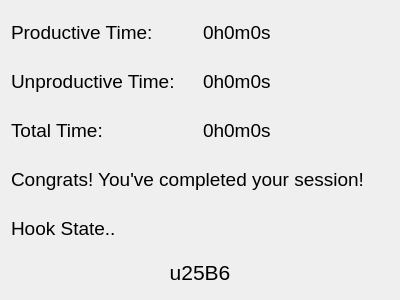
Qt form Tasker/livesession.ui (thebigG/Tasker) before a commit.
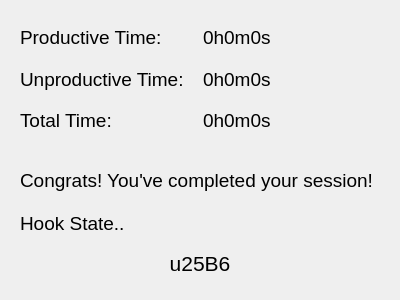
The same form after that commit.

Commit message: -Removed dynamic/ambiguous logic of TaskState. -LiveSession is now self-sustained and ONLY has the responsability of handling current sessions. -Current commitment is protected while the user is in the middle of a Session/Task -TODO:Implement/finish cleanup routines for when the user finishes up a Session/Task -TODO:Allow user to edit Commitments

Patch:
```diff
--- a/Tasker/livesession.ui
+++ b/Tasker/livesession.ui
@@ -14,31 +14,18 @@
    <string>0</string>
   </property>
   <layout class="QGridLayout" name="gridLayout">
-   <item row="3" column="0" colspan="2">
-    <widget class="QLabel" name="taskStateMessageLabel">
+   <item row="0" column="0">
+    <widget class="QWidget" name="clockStateWidget" native="true">
+     <layout class="QGridLayout" name="gridLayout_2">
+      <item row="0" column="0">
+       <widget class="QLabel" name="productiveTimeQLabel">
      <property name="font">
       <font>
        <pointsize>14</pointsize>
       </font>
      </property>
      <property name="text">
-      <string>Congrats! You've completed your session!</string>
-     </property>
-    </widget>
-   </item>
-   <item row="5" column="0" colspan="2">
-    <widget class="QPushButton" name="playButton">
-     <property name="font">
-      <font>
-       <family>Ubuntu</family>
-       <pointsize>16</pointsize>
-      </font>
-     </property>
-     <property name="text">
-      <string>u25B6</string>
-     </property>
-     <property name="flat">
-      <bool>true</bool>
+         <string>Productive Time:</string>
      </property>
     </widget>
    </item>
@@ -54,30 +41,6 @@
      </property>
     </widget>
    </item>
-   <item row="2" column="1">
-    <widget class="QLabel" name="totalTimeValue">
-     <property name="font">
-      <font>
-       <pointsize>14</pointsize>
-      </font>
-     </property>
-     <property name="text">
-      <string>0h0m0s</string>
-     </property>
-    </widget>
-   </item>
-   <item row="2" column="0">
-    <widget class="QLabel" name="sessionLengthQLabel">
-     <property name="font">
-      <font>
-       <pointsize>14</pointsize>
-      </font>
-     </property>
-     <property name="text">
-      <string>Total Time:</string>
-     </property>
-    </widget>
-   </item>
    <item row="1" column="0">
     <widget class="QLabel" name="unproductiveTimeQLabel">
      <property name="font">
@@ -102,19 +65,49 @@
      </property>
     </widget>
    </item>
+      <item row="2" column="0">
+       <widget class="QLabel" name="sessionLengthQLabel">
+        <property name="font">
+         <font>
+          <pointsize>14</pointsize>
+         </font>
+        </property>
+        <property name="text">
+         <string>Total Time:</string>
+        </property>
+       </widget>
+      </item>
+      <item row="2" column="1">
+       <widget class="QLabel" name="totalTimeValue">
+        <property name="font">
+         <font>
+          <pointsize>14</pointsize>
+         </font>
+        </property>
+        <property name="text">
+         <string>0h0m0s</string>
+        </property>
+       </widget>
+      </item>
+     </layout>
+    </widget>
+   </item>
+   <item row="1" column="0">
+    <widget class="QWidget" name="clockDetailsWidget" native="true">
+     <layout class="QGridLayout" name="gridLayout_3">
    <item row="0" column="0">
-    <widget class="QLabel" name="productiveTimeQLabel">
+       <widget class="QLabel" name="taskStateMessageLabel">
      <property name="font">
       <font>
        <pointsize>14</pointsize>
       </font>
      </property>
      <property name="text">
-      <string>Productive Time:</string>
+         <string>Congrats! You've completed your session!</string>
      </property>
     </widget>
    </item>
-   <item row="4" column="0">
+      <item row="1" column="0">
     <widget class="QLabel" name="hookStateQLabel">
      <property name="font">
       <font>
@@ -124,6 +117,25 @@
      <property name="text">
       <string>Hook State..</string>
      </property>
+       </widget>
+      </item>
+      <item row="2" column="0">
+       <widget class="QPushButton" name="playButton">
+        <property name="font">
+         <font>
+          <family>Ubuntu</family>
+          <pointsize>16</pointsize>
+         </font>
+        </property>
+        <property name="text">
+         <string>u25B6</string>
+        </property>
+        <property name="flat">
+         <bool>true</bool>
+        </property>
+       </widget>
+      </item>
+     </layout>
     </widget>
    </item>
   </layout>
```
Lines whose indentation alone changed are shown as unchanged. The commit also changes 7 other files.
